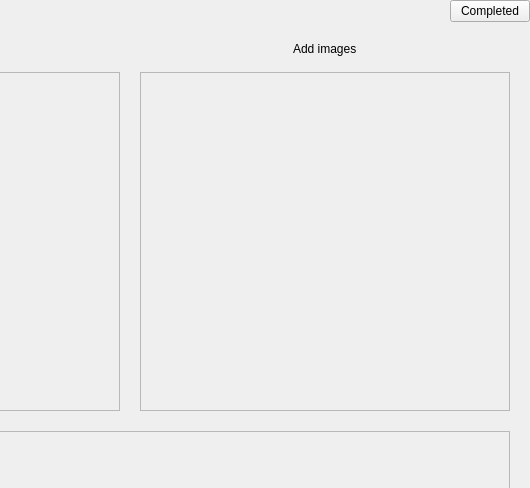
Qt form skin application/skinApplication/src/views/ui/ui_upsert_skin_lesion.ui (AgustinCartaya/SkinApplication) before a commit; both pictures show x 670 to 1200 and y 0 to 488 of the 1200 by 800 pixel window.
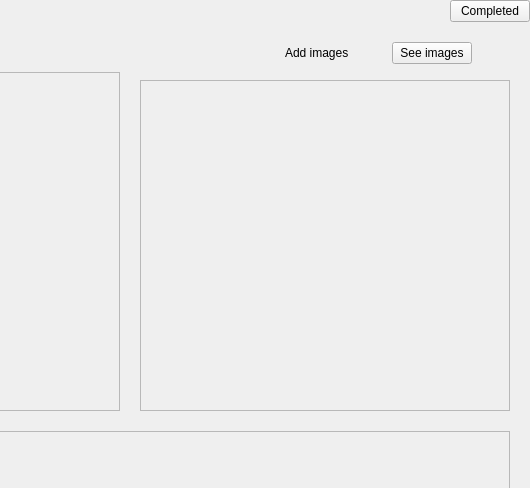
The same form after that commit. Custom widgets are drawn as their Qt base class.

Commit message: edit default selected images in ai launcher working

```diff
--- a/skin application/skinApplication/src/views/ui/ui_upsert_skin_lesion.ui
+++ b/skin application/skinApplication/src/views/ui/ui_upsert_skin_lesion.ui
@@ -170,6 +170,33 @@
            <property name="spacing">
             <number>16</number>
            </property>
+           <item>
+            <layout class="QHBoxLayout" name="horizontalLayout" stretch="1,1,1">
+             <property name="leftMargin">
+              <number>0</number>
+             </property>
+             <property name="topMargin">
+              <number>0</number>
+             </property>
+             <property name="rightMargin">
+              <number>0</number>
+             </property>
+             <property name="bottomMargin">
+              <number>0</number>
+             </property>
+             <item>
+              <spacer name="horizontalSpacer">
+               <property name="orientation">
+                <enum>Qt::Horizontal</enum>
+               </property>
+               <property name="sizeHint" stdset="0">
+                <size>
+                 <width>40</width>
+                 <height>20</height>
+                </size>
+               </property>
+              </spacer>
+             </item>
            <item alignment="Qt::AlignHCenter">
             <widget class="Label" name="lb_add_images">
              <property name="maximumSize">
@@ -183,6 +210,15 @@
              </property>
             </widget>
            </item>
+             <item alignment="Qt::AlignLeft">
+              <widget class="Button" name="bt_see_images">
+               <property name="text">
+                <string>See images</string>
+               </property>
+              </widget>
+             </item>
+            </layout>
+           </item>
            <item>
             <widget class="QScrollArea" name="sc_images">
              <property name="widgetResizable">
@@ -194,7 +230,7 @@
                 <x>0</x>
                 <y>0</y>
                 <width>364</width>
-                <height>332</height>
+                <height>318</height>
                </rect>
               </property>
               <layout class="QVBoxLayout" name="verticalLayout_10">
@@ -283,6 +319,11 @@
    <extends>QPushButton</extends>
    <header>.promoted.navigator_button</header>
   </customwidget>
+  <customwidget>
+   <class>Button</class>
+   <extends>QPushButton</extends>
+   <header>.promoted.button</header>
+  </customwidget>
  </customwidgets>
  <resources/>
  <connections/>
```
Left out of the diff: 2 changed lines with no effect on the pictures. Lines whose indentation alone changed are shown as unchanged. The commit also changes 68 other files.
